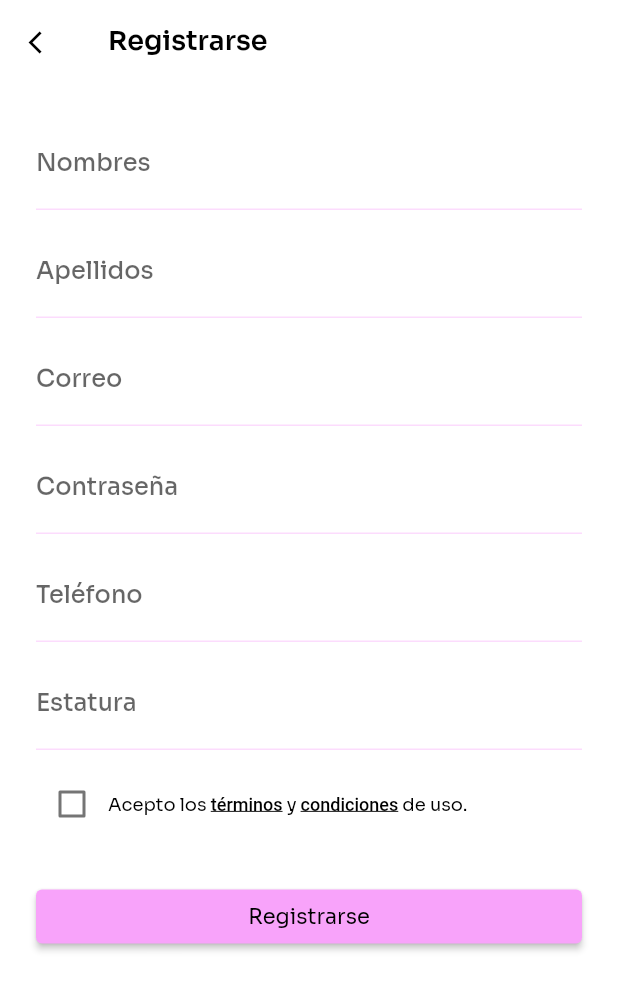
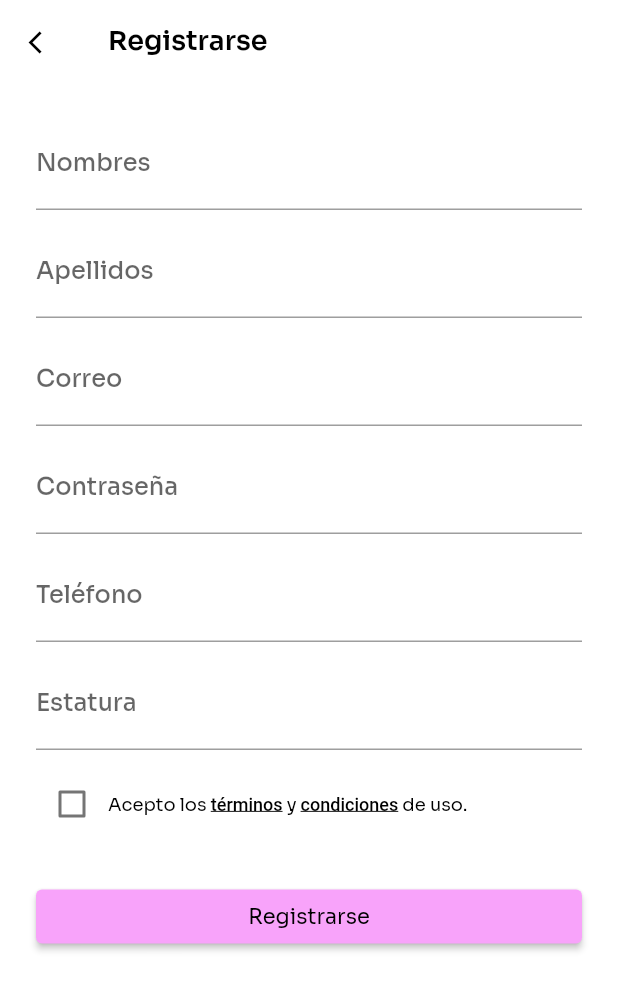
Before and after one commit to Patronaje-A-Medida/PatronajeMobileApp, a Flutter app: the screen it shows after launch, after a tap on "Regístrate", on a phone screen of 412 x 824 dp. Shown: the top 990 px of the screen. Run offline on Flutter 3.47's test engine with Material 2 defaults, Android fonts, the phone set to English and light mode, and no system bars; our stand-ins replace camera, dio, hive, hive_flutter; accounts and stored records are empty.

Commit message:
update de color theme

```diff
--- a/lib/domain/utils/constants/api_constant.dart
+++ b/lib/domain/utils/constants/api_constant.dart
@@ -1 +1,2 @@
+// ignore: constant_identifier_names
 const AUTH_API = 'https://autenticacion-service.azurewebsites.net/api/v1';
--- a/lib/domain/utils/themes/color_theme.dart
+++ b/lib/domain/utils/themes/color_theme.dart
@@ -36,31 +36,69 @@ Color shadeColor(Color color, double factor) => Color.fromRGBO(
     shadeValue(color.blue, factor),
     1);
 
+@immutable
 class Palette {
-  static const Color _kPink = Color(0xFFDCB9FF);
-  static const Color _kOrange = Color(0xFFFF8D70);
-  static const Color _kYellow = Color(0xFFFFDC98);
-  static const Color _kGreen = Color(0xFF28AD83);
+  //static const Color _kPink = Color(0xFFDCB9FF);
+  static const int _kOrange = 0xFFFF8D70;
+  static const int _kYellow = 0xFFFFDC98;
+  static const int _kGreen = 0xFF28AD83;
+  static const int _kPink2 = 0xFFF8A3FA;
 
-  static const Color _pinkAccent = Color(0xFFF8A3FA);
-
-  static MaterialColor pink = generateMaterialColor(_pinkAccent);
-  static MaterialColor orange = generateMaterialColor(_kOrange);
-  static MaterialColor yellow = generateMaterialColor(_kYellow);
-  static MaterialColor green = generateMaterialColor(_kGreen);
+  //static MaterialColor pink = generateMaterialColor(_pink2);
+  //static MaterialColor orange = generateMaterialColor(_kOrange);
+  //static MaterialColor yellow = generateMaterialColor(_kYellow);
+  //static MaterialColor green = generateMaterialColor(_kGreen);
 
   //static const int _kPink = 0xFFDCB9FF;
-  /*static MaterialColor pink = MaterialColor(_kPink.value, <int, Color>{
-    50: tintColor(_kPink, 0.9),
-    100: tintColor(_kPink, 0.8),
-    200: tintColor(_kPink, 0.6),
-    300: tintColor(_kPink, 0.4),
-    400: tintColor(_kPink, 0.2),
-    500: _kPink,
-    600: shadeColor(_kPink, 0.1),
-    700: shadeColor(_kPink, 0.2),
-    800: shadeColor(_kPink, 0.3),
-    900: shadeColor(_kPink, 0.4),
-  });*/
+  static const MaterialColor pink = MaterialColor(_kPink2, <int, Color>{
+    50: Color(0xFFFEEAFD),
+    100: Color(0xFFFAC9FB),
+    200: Color(_kPink2),
+    300: Color(0xFFF27CF5),
+    400: Color(0xFFEA5CEC),
+    500: Color(0xFFE140E5),
+    600: Color(0xFFD03CDF),
+    700: Color(0xFFBB36D6),
+    800: Color(0xFFBB36D6),
+    900: Color(0xFF862BC3),
+  });
 
+  static const MaterialColor green = MaterialColor(_kGreen, <int, Color>{
+    50: Color(0xFFE0F3ED),
+    100: Color(0xFFB3E2D1),
+    200: Color(0xFF82D0B4),
+    300: Color(0xFF50BC97),
+    400: Color(_kGreen),
+    500: Color(0xFF009E70),
+    600: Color(0xFF009064),
+    700: Color(0xFF008055),
+    800: Color(0xFF007048),
+    900: Color(0xFF00542E),
+  });
+
+  static const MaterialColor yellow = MaterialColor(_kYellow, <int, Color>{
+    50: Color(0xFFFFF7E6),
+    100: Color(0xFFFFEABF),
+    200: Color(_kYellow),
+    300: Color(0xFFFFD06F),
+    400: Color(0xFFFFC551),
+    500: Color(0xFFFFBC43),
+    600: Color(0xFFFEAE3F),
+    700: Color(0xFFFC9D3C),
+    800: Color(0xFFF98D3A),
+    900: Color(0xFFF67034),
+  });
+
+  static const MaterialColor orange = MaterialColor(_kOrange, <int, Color>{
+    50: Color(0xFFFAEAE8),
+    100: Color(0xFFFECDC0),
+    200: Color(0xFFFEAD98),
+    300: Color(_kOrange),
+    400: Color(0xFFFF7351),
+    500: Color(0xFFFF5A34),
+    600: Color(0xFFF65430),
+    700: Color(0xFFE84D2B),
+    800: Color(0xFFDA4627),
+    900: Color(0xFFC1391E),
+  });
 }
--- a/lib/persistence/local/interfaces/base_user_local_data_repository.dart
+++ b/lib/persistence/local/interfaces/base_user_local_data_repository.dart
@@ -1,4 +1,3 @@
-import 'package:hive_flutter/hive_flutter.dart';
 import 'package:patronaje_mobile_app/domain/models/hive/user_local_data.dart';
 
 abstract class BaseUserLocalDataRepository {
--- a/lib/presentation/app_widget.dart
+++ b/lib/presentation/app_widget.dart
@@ -38,18 +38,18 @@ class AppWidget extends StatelessWidget {
           primarySwatch: Palette.pink,
           colorScheme: ColorScheme(
             brightness: Brightness.light,
-            primary: Palette.pink.shade500,
-            secondary: Palette.yellow.shade500,
+            primary: Palette.pink.shade200,
+            secondary: Palette.green.shade400,
             surface: Colors.white,
-            background: Palette.pink,
-            error: Colors.red.shade100,
-            onBackground: Colors.white,
-            onError: Colors.red,
-            onPrimary: Colors.white,
-            onSecondary: Colors.white,
-            onSurface: Palette.pink.shade500,
-            primaryVariant: Colors.pink,
-            secondaryVariant: Colors.yellow,
+            background: Colors.white,
+            error: Colors.red,
+            onBackground: Colors.black,
+            onError: Colors.white,
+            onPrimary: Colors.black,
+            onSecondary: Colors.black,
+            onSurface: Colors.black,
+            primaryVariant: Palette.pink.shade500,
+            secondaryVariant: Palette.green.shade700,
           ),
           visualDensity: VisualDensity.standard,
           canvasColor: Palette.pink,
@@ -58,7 +58,7 @@ class AppWidget extends StatelessWidget {
             style: ElevatedButton.styleFrom(
               textStyle: const TextStyle(
                 fontWeight: FontWeight.normal,
-                color: Colors.black,
+                //color: Colors.black,
                 fontFamily: 'Sora',
               ),
             ),
@@ -67,7 +67,7 @@ class AppWidget extends StatelessWidget {
             style: OutlinedButton.styleFrom(
               textStyle: const TextStyle(
                 fontWeight: FontWeight.normal,
-                color: Colors.black,
+                //color: Colors.black,
                 fontFamily: 'Sora',
               ),
             ),
--- a/lib/presentation/welcome/welcome_page.dart
+++ b/lib/presentation/welcome/welcome_page.dart
@@ -2,7 +2,6 @@ import 'package:flutter/material.dart';
 import 'package:patronaje_mobile_app/presentation/shared/filled_primary_button.dart';
 import 'package:patronaje_mobile_app/presentation/shared/outlined_secondary_button.dart';
 import 'package:patronaje_mobile_app/presentation/shared/transition_page_route.dart';
-import 'package:patronaje_mobile_app/presentation/sign_in/sign_in_page.dart';
 import 'package:patronaje_mobile_app/presentation/sign_up/sign_up_page.dart';
 import 'package:patronaje_mobile_app/presentation/user_instructions/instructions_screen.dart';
 
```
